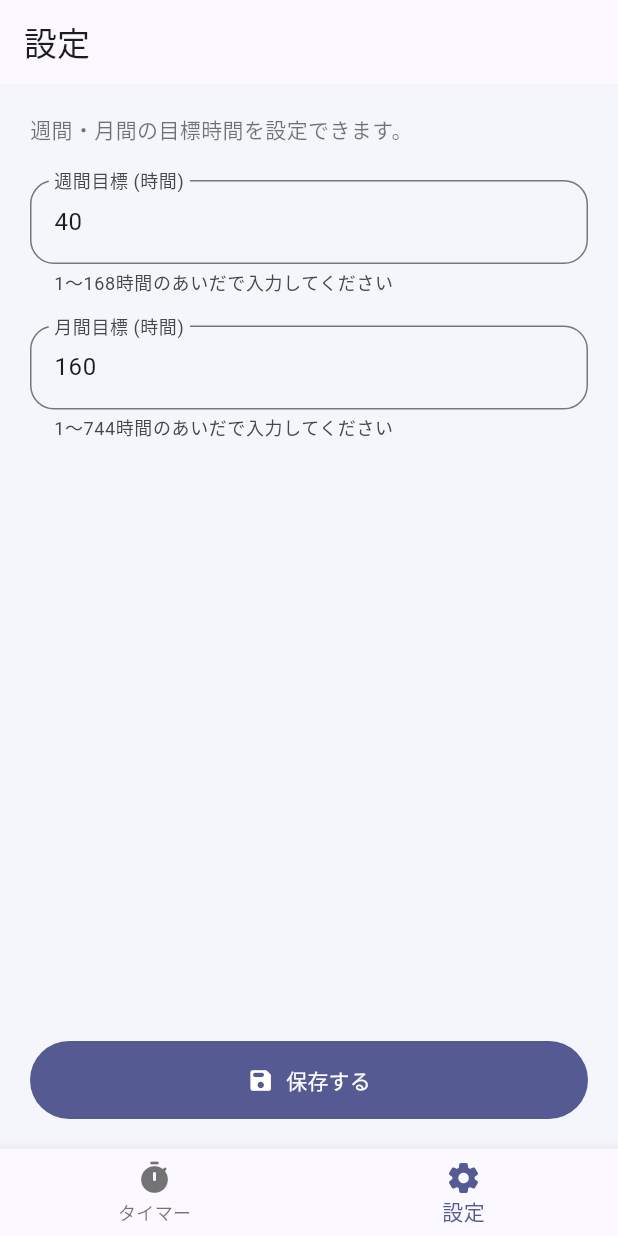
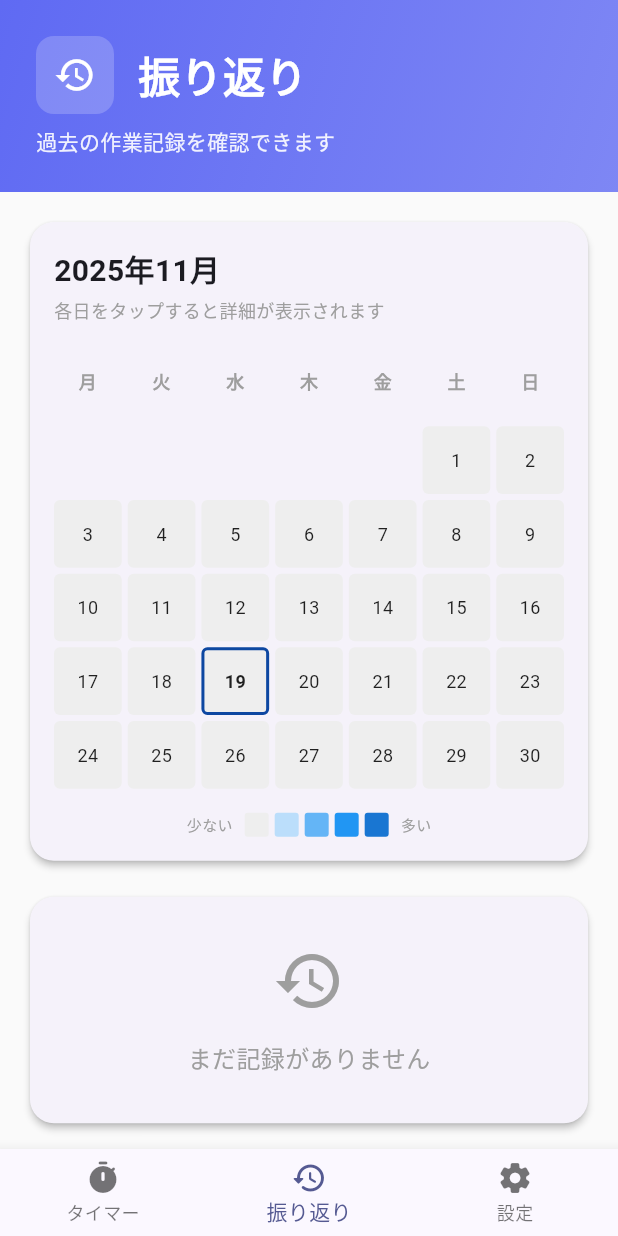
Before and after one commit to yu-432/Production-Timer, a Flutter app: the screen it shows after launch, item 2 of the bottom bar chosen, on a phone screen of 412 x 824 dp. Run offline on Flutter 3.47's test engine with Material 3 defaults, Android fonts, the phone set to English and light mode, and no system bars; our stand-ins replace flutter_riverpod, hive, hive_flutter, wakelock_plus; accounts and stored records are empty.

Commit message:
Add history screen with monthly heatmap
🤖 Generated with [Claude Code](https://claude.com/claude-code)

Co-Authored-By: Claude <noreply@anthropic.com>

```diff
--- a/production_timer/lib/main.dart
+++ b/production_timer/lib/main.dart
@@ -7,6 +7,7 @@ import 'providers/focus_stats_provider.dart';
 import 'providers/settings_provider.dart';
 import 'providers/storage_provider.dart';
 import 'providers/timer_controller.dart';
+import 'screens/history_screen.dart';
 import 'screens/settings_screen.dart';
 import 'services/storage_service.dart';
 
@@ -85,14 +86,15 @@ class MainNavigationScreen extends StatefulWidget {
 
 class _MainNavigationScreenState extends State<MainNavigationScreen> {
   // 現在選択されているタブのインデックス
-  // 0 = タイマー画面、1 = 設定画面
+  // 0 = タイマー画面、1 = 振り返り画面、2 = 設定画面
   int _currentIndex = 0;
 
   // タブごとに表示する画面のリスト
-  // インデックスと対応: 0=TimerScreen, 1=SettingsScreen
+  // インデックスと対応: 0=TimerScreen, 1=HistoryScreen, 2=SettingsScreen
   final List<Widget> _screens = const [
     TimerScreen(), // タブ0: タイマー画面
-    SettingsScreen(), // タブ1: 設定画面
+    HistoryScreen(), // タブ1: 振り返り画面
+    SettingsScreen(), // タブ2: 設定画面
   ];
 
   @override
@@ -116,7 +118,12 @@ class _MainNavigationScreenState extends State<MainNavigationScreen> {
             icon: Icon(Icons.timer_rounded),
             label: 'タイマー',
           ),
-          // タブ1: 設定
+          // タブ1: 振り返り
+          BottomNavigationBarItem(
+            icon: Icon(Icons.history_rounded),
+            label: '振り返り',
+          ),
+          // タブ2: 設定
           BottomNavigationBarItem(
             icon: Icon(Icons.settings_rounded),
             label: '設定',
--- /dev/null
+++ b/production_timer/lib/providers/history_stats_provider.dart
@@ -0,0 +1,162 @@
+import 'package:flutter_riverpod/flutter_riverpod.dart';
+import 'package:intl/intl.dart';
+
+import '../models/timer_record.dart';
+import 'timer_records_provider.dart';
+
+/// 日ごとの作業時間を表すモデル
+/// GitHubスタイルのヒートマップ表示に使用
+class DailyStats {
+  /// 日付（年月日のみ、時刻は0:00:00）
+  final DateTime date;
+
+  /// その日の合計作業時間（秒単位）
+  final int totalSeconds;
+
+  const DailyStats({
+    required this.date,
+    required this.totalSeconds,
+  });
+
+  /// 作業時間を時間単位で取得（例: 1.5時間）
+  double get hours => totalSeconds / Duration.secondsPerHour;
+
+  /// 作業時間を「HH時間MM分」の形式で取得
+  String get formattedDuration {
+    final hours = totalSeconds ~/ 3600;
+    final minutes = (totalSeconds % 3600) ~/ 60;
+    if (hours > 0) {
+      return '$hours時間$minutes分';
+    } else {
+      return '$minutes分';
+    }
+  }
+}
+
+/// 月ごとの作業時間を表すモデル
+class MonthlyStats {
+  /// 年（例: 2025）
+  final int year;
+
+  /// 月（1-12）
+  final int month;
+
+  /// その月の合計作業時間（秒単位）
+  final int totalSeconds;
+
+  const MonthlyStats({
+    required this.year,
+    required this.month,
+    required this.totalSeconds,
+  });
+
+  /// 作業時間を時間単位で取得（例: 120.5時間）
+  double get hours => totalSeconds / Duration.secondsPerHour;
+
+  /// 月を「YYYY年M月」の形式で取得（例: 2025年1月）
+  String get formattedMonth {
+    return '$year年$month月';
+  }
+
+  /// 作業時間を「XX時間YY分」の形式で取得
+  String get formattedDuration {
+    final hours = totalSeconds ~/ 3600;
+    final minutes = (totalSeconds % 3600) ~/ 60;
+    if (hours > 0) {
+      return '$hours時間$minutes分';
+    } else {
+      return '$minutes分';
+    }
+  }
+}
+
+/// 当月の日別統計を計算するプロバイダー
+/// GitHubスタイルのヒートマップ表示に使用
+final currentMonthDailyStatsProvider = Provider<List<DailyStats>>((ref) {
+  // 全てのタイマー記録を取得
+  final records = ref
+      .watch(timerRecordsProvider)
+      .maybeWhen(data: (data) => data, orElse: () => const <TimerRecord>[]);
+
+  // 現在の年月を取得
+  final now = DateTime.now();
+  final currentYear = now.year;
+  final currentMonth = now.month;
+
+  // 当月の日別の作業時間を集計するマップ（日付 → 秒数）
+  final Map<DateTime, int> dailySecondsMap = {};
+
+  // 当月の全ての日付を初期化（1日〜月末まで）
+  final daysInMonth = DateTime(currentYear, currentMonth + 1, 0).day;
+  for (int day = 1; day <= daysInMonth; day++) {
+    final date = DateTime(currentYear, currentMonth, day);
+    dailySecondsMap[date] = 0;
+  }
+
+  // 記録を日付ごとに集計
+  for (final record in records) {
+    final recordDate = record.dateOnly;
+
+    // 当月の記録のみを集計
+    if (recordDate.year == currentYear && recordDate.month == currentMonth) {
+      dailySecondsMap[recordDate] =
+          (dailySecondsMap[recordDate] ?? 0) + record.durationSeconds;
+    }
+  }
+
+  // マップをリストに変換してソート（日付順）
+  final dailyStats = dailySecondsMap.entries
+      .map((entry) => DailyStats(
+            date: entry.key,
+            totalSeconds: entry.value,
+          ))
+      .toList()
+    ..sort((a, b) => a.date.compareTo(b.date));
+
+  return dailyStats;
+});
+
+/// 全ての月の統計を計算するプロバイダー
+/// 月別リスト表示に使用
+final monthlyStatsProvider = Provider<List<MonthlyStats>>((ref) {
+  // 全てのタイマー記録を取得
+  final records = ref
+      .watch(timerRecordsProvider)
+      .maybeWhen(data: (data) => data, orElse: () => const <TimerRecord>[]);
+
+  // 月ごとの作業時間を集計するマップ（「YYYY-MM」→ 秒数）
+  final Map<String, int> monthlySecondsMap = {};
+
+  // 記録を月ごとに集計
+  for (final record in records) {
+    final recordDate = record.dateOnly;
+    final monthKey = DateFormat('yyyy-MM').format(recordDate); // 例: "2025-01"
+
+    monthlySecondsMap[monthKey] =
+        (monthlySecondsMap[monthKey] ?? 0) + record.durationSeconds;
+  }
+
+  // マップをリストに変換
+  final monthlyStats = monthlySecondsMap.entries
+      .map((entry) {
+        // "2025-01"を年と月に分割
+        final parts = entry.key.split('-');
+        final year = int.parse(parts[0]);
+        final month = int.parse(parts[1]);
+
+        return MonthlyStats(
+          year: year,
+          month: month,
+          totalSeconds: entry.value,
+        );
+      })
+      .toList()
+      // 新しい月が上に来るように降順ソート
+      ..sort((a, b) {
+        final aDate = DateTime(a.year, a.month);
+        final bDate = DateTime(b.year, b.month);
+        return bDate.compareTo(aDate); // 降順
+      });
+
+  return monthlyStats;
+});
--- /dev/null
+++ b/production_timer/lib/screens/history_screen.dart
@@ -0,0 +1,95 @@
+import 'package:flutter/material.dart';
+
+import '../widgets/monthly_heatmap_calendar.dart';
+import '../widgets/monthly_records_list.dart';
+
+/// 振り返り画面
+///
+/// 過去の作業記録を確認できる画面です。
+/// - 当月のカレンダー: GitHubスタイルのヒートマップで各日の作業時間を表示
+/// - 月別の記録リスト: 過去の全ての月の合計作業時間を表示
+class HistoryScreen extends StatelessWidget {
+  const HistoryScreen({super.key});
+
+  @override
+  Widget build(BuildContext context) {
+    return Scaffold(
+      backgroundColor: Colors.grey.shade50,
+      body: SafeArea(
+        child: CustomScrollView(
+          slivers: [
+            // ヘッダー部分
+            SliverToBoxAdapter(
+              child: Container(
+                padding: const EdgeInsets.all(24),
+                decoration: BoxDecoration(
+                  gradient: LinearGradient(
+                    begin: Alignment.topLeft,
+                    end: Alignment.bottomRight,
+                    colors: [
+                      const Color(0xFF5F6AF3), // アプリのメインカラー
+                      const Color(0xFF5F6AF3).withValues(alpha: 0.8),
+                    ],
+                  ),
+                ),
+                child: Column(
+                  crossAxisAlignment: CrossAxisAlignment.start,
+                  children: [
+                    Row(
+                      children: [
+                        Container(
+                          padding: const EdgeInsets.all(12),
+                          decoration: BoxDecoration(
+                            color: Colors.white.withValues(alpha: 0.2),
+                            borderRadius: BorderRadius.circular(12),
+                          ),
+                          child: const Icon(
+                            Icons.history,
+                            color: Colors.white,
+                            size: 28,
+                          ),
+                        ),
+                        const SizedBox(width: 16),
+                        const Text(
+                          '振り返り',
+                          style: TextStyle(
+                            fontSize: 28,
+                            fontWeight: FontWeight.bold,
+                            color: Colors.white,
+                          ),
+                        ),
+                      ],
+                    ),
+                    const SizedBox(height: 8),
+                    Text(
+                      '過去の作業記録を確認できます',
+                      style: TextStyle(
+                        fontSize: 14,
+                        color: Colors.white.withValues(alpha: 0.9),
+                      ),
+                    ),
+                  ],
+                ),
+              ),
+            ),
+
+            // コンテンツ部分
+            SliverPadding(
+              padding: const EdgeInsets.all(16),
+              sliver: SliverList(
+                delegate: SliverChildListDelegate([
+                  // 当月のヒートマップカレンダー
+                  const MonthlyHeatmapCalendar(),
+                  const SizedBox(height: 16),
+
+                  // 月別の記録リスト
+                  const MonthlyRecordsList(),
+                ]),
+              ),
+            ),
+          ],
+        ),
+      ),
+    );
+  }
+}
--- /dev/null
+++ b/production_timer/lib/widgets/monthly_heatmap_calendar.dart
@@ -0,0 +1,268 @@
+import 'package:flutter/material.dart';
+import 'package:flutter_riverpod/flutter_riverpod.dart';
+
+import '../providers/history_stats_provider.dart';
+
+/// GitHubスタイルのヒートマップカレンダー
+///
+/// 当月の各日の作業時間を色の濃さで表現します。
+/// 作業時間が長いほど濃い色になります。
+class MonthlyHeatmapCalendar extends ConsumerWidget {
+  const MonthlyHeatmapCalendar({super.key});
+
+  /// 作業時間（秒）に応じた色を返す
+  ///
+  /// 0秒: 薄いグレー（作業なし）
+  /// 1秒〜1時間未満: 薄い青
+  /// 1時間〜3時間未満: 中間の青
+  /// 3時間〜5時間未満: 濃い青
+  /// 5時間以上: 非常に濃い青
+  Color _getColorForSeconds(int seconds) {
+    if (seconds == 0) {
+      return Colors.grey.shade200; // 作業なし
+    } else if (seconds < 3600) {
+      // 1時間未満
+      return Colors.blue.shade100;
+    } else if (seconds < 10800) {
+      // 3時間未満
+      return Colors.blue.shade300;
+    } else if (seconds < 18000) {
+      // 5時間未満
+      return Colors.blue.shade500;
+    } else {
+      // 5時間以上
+      return Colors.blue.shade700;
+    }
+  }
+
+  @override
+  Widget build(BuildContext context, WidgetRef ref) {
+    // 当月の日別統計を取得
+    final dailyStats = ref.watch(currentMonthDailyStatsProvider);
+
+    // 現在の年月を取得
+    final now = DateTime.now();
+    final currentYear = now.year;
+    final currentMonth = now.month;
+
+    // 月の最初の日の曜日を取得（0=月曜, 6=日曜）
+    final firstDayOfMonth = DateTime(currentYear, currentMonth, 1);
+    final firstWeekday =
+        firstDayOfMonth.weekday - 1; // DateTime.weekdayは1=月曜なので-1する
+
+    // カレンダーのグリッド用のウィジェットリスト
+    final List<Widget> calendarCells = [];
+
+    // 月の最初の日より前の空白セルを追加
+    for (int i = 0; i < firstWeekday; i++) {
+      calendarCells.add(const SizedBox()); // 空白
+    }
+
+    // 各日のセルを追加
+    for (final dayStat in dailyStats) {
+      final color = _getColorForSeconds(dayStat.totalSeconds);
+      final day = dayStat.date.day;
+      final isToday = dayStat.date.year == now.year &&
+          dayStat.date.month == now.month &&
+          dayStat.date.day == now.day;
+
+      calendarCells.add(
+        GestureDetector(
+          onTap: () {
+            // タップ時に詳細を表示
+            _showDayDetail(context, dayStat);
+          },
+          child: Container(
+            decoration: BoxDecoration(
+              color: color,
+              borderRadius: BorderRadius.circular(4),
+              border: isToday
+                  ? Border.all(
+                      color: Colors.blue.shade900,
+                      width: 2,
+                    )
+                  : null,
+            ),
+            child: Center(
+              child: Text(
+                '$day',
+                style: TextStyle(
+                  fontSize: 12,
+                  fontWeight: isToday ? FontWeight.bold : FontWeight.normal,
+                  color: dayStat.totalSeconds > 7200
+                      ? Colors.white // 2時間以上は白文字
+                      : Colors.black87,
+                ),
+              ),
+            ),
+          ),
+        ),
+      );
+    }
+
+    return Card(
+      elevation: 2,
+      shape: RoundedRectangleBorder(borderRadius: BorderRadius.circular(16)),
+      child: Padding(
+        padding: const EdgeInsets.all(16),
+        child: Column(
+          crossAxisAlignment: CrossAxisAlignment.start,
+          children: [
+            // タイトル
+            Text(
+              '$currentYear年$currentMonth月',
+              style: const TextStyle(
+                fontSize: 20,
+                fontWeight: FontWeight.bold,
+              ),
+            ),
+            const SizedBox(height: 4),
+            const Text(
+              '各日をタップすると詳細が表示されます',
+              style: TextStyle(
+                fontSize: 12,
+                color: Colors.grey,
+              ),
+            ),
+            const SizedBox(height: 16),
+
+            // 曜日ヘッダー
+            GridView.count(
+              crossAxisCount: 7,
+              shrinkWrap: true,
+              physics: const NeverScrollableScrollPhysics(),
+              mainAxisSpacing: 4,
+              crossAxisSpacing: 4,
+              childAspectRatio: 1,
+              children: [
+                _buildWeekdayHeader('月'),
+                _buildWeekdayHeader('火'),
+                _buildWeekdayHeader('水'),
+                _buildWeekdayHeader('木'),
+                _buildWeekdayHeader('金'),
+                _buildWeekdayHeader('土'),
+                _buildWeekdayHeader('日'),
+              ],
+            ),
+
+            const SizedBox(height: 8),
+
+            // カレンダーグリッド
+            GridView.count(
+              crossAxisCount: 7,
+              shrinkWrap: true,
+              physics: const NeverScrollableScrollPhysics(),
+              mainAxisSpacing: 4,
+              crossAxisSpacing: 4,
+              childAspectRatio: 1,
+              children: calendarCells,
+            ),
+
+            const SizedBox(height: 16),
+
+            // 凡例
+            _buildLegend(),
+          ],
+        ),
+      ),
+    );
+  }
+
+  /// 曜日ヘッダーを構築
+  Widget _buildWeekdayHeader(String weekday) {
+    return Center(
+      child: Text(
+        weekday,
+        style: const TextStyle(
+          fontSize: 12,
+          fontWeight: FontWeight.bold,
+          color: Colors.grey,
+        ),
+      ),
+    );
+  }
+
+  /// 色の凡例を構築
+  Widget _buildLegend() {
+    return Row(
+      mainAxisAlignment: MainAxisAlignment.center,
+      children: [
+        const Text(
+          '少ない',
+          style: TextStyle(fontSize: 10, color: Colors.grey),
+        ),
+        const SizedBox(width: 8),
+        _buildLegendBox(Colors.grey.shade200),
+        const SizedBox(width: 4),
+        _buildLegendBox(Colors.blue.shade100),
+        const SizedBox(width: 4),
+        _buildLegendBox(Colors.blue.shade300),
+        const SizedBox(width: 4),
+        _buildLegendBox(Colors.blue.shade500),
+        const SizedBox(width: 4),
+        _buildLegendBox(Colors.blue.shade700),
+        const SizedBox(width: 8),
+        const Text(
+          '多い',
+          style: TextStyle(fontSize: 10, color: Colors.grey),
+        ),
+      ],
+    );
+  }
+
+  /// 凡例の色ボックスを構築
+  Widget _buildLegendBox(Color color) {
+    return Container(
+      width: 16,
+      height: 16,
+      decoration: BoxDecoration(
+        color: color,
+        borderRadius: BorderRadius.circular(2),
+      ),
+    );
+  }
+
+  /// 日の詳細ダイアログを表示
+  void _showDayDetail(BuildContext context, DailyStats dayStat) {
+    final now = DateTime.now();
+    final isToday = dayStat.date.year == now.year &&
+        dayStat.date.month == now.month &&
+        dayStat.date.day == now.day;
+
+    showDialog(
+      context: context,
+      builder: (context) => AlertDialog(
+        title: Text(
+          '${dayStat.date.month}月${dayStat.date.day}日${isToday ? '（今日）' : ''}',
+        ),
+        content: Column(
+          mainAxisSize: MainAxisSize.min,
+          crossAxisAlignment: CrossAxisAlignment.start,
+          children: [
+            const Text(
+              '作業時間',
+              style: TextStyle(
+                fontSize: 14,
+                color: Colors.grey,
+              ),
+            ),
+            const SizedBox(height: 8),
+            Text(
+              dayStat.totalSeconds > 0 ? dayStat.formattedDuration : '記録なし',
+              style: const TextStyle(
+                fontSize: 24,
+                fontWeight: FontWeight.bold,
+              ),
+            ),
+          ],
+        ),
+        actions: [
+          TextButton(
+            onPressed: () => Navigator.of(context).pop(),
+            child: const Text('閉じる'),
+          ),
+        ],
+      ),
+    );
+  }
+}
--- /dev/null
+++ b/production_timer/lib/widgets/monthly_records_list.dart
@@ -0,0 +1,180 @@
+import 'package:flutter/material.dart';
+import 'package:flutter_riverpod/flutter_riverpod.dart';
+
+import '../providers/history_stats_provider.dart';
+
+/// 月別の作業時間リスト
+///
+/// 過去の全ての月の作業時間を新しい順に表示します。
+class MonthlyRecordsList extends ConsumerWidget {
+  const MonthlyRecordsList({super.key});
+
+  @override
+  Widget build(BuildContext context, WidgetRef ref) {
+    // 月別統計を取得（新しい月が上）
+    final monthlyStats = ref.watch(monthlyStatsProvider);
+
+    // 記録がない場合
+    if (monthlyStats.isEmpty) {
+      return Card(
+        elevation: 2,
+        shape: RoundedRectangleBorder(borderRadius: BorderRadius.circular(16)),
+        child: const Padding(
+          padding: EdgeInsets.all(32),
+          child: Center(
+            child: Column(
+              mainAxisSize: MainAxisSize.min,
+              children: [
+                Icon(
+                  Icons.history,
+                  size: 48,
+                  color: Colors.grey,
+                ),
+                SizedBox(height: 16),
+                Text(
+                  'まだ記録がありません',
+                  style: TextStyle(
+                    fontSize: 16,
+                    color: Colors.grey,
+                  ),
+                ),
+              ],
+            ),
+          ),
+        ),
+      );
+    }
+
+    return Card(
+      elevation: 2,
+      shape: RoundedRectangleBorder(borderRadius: BorderRadius.circular(16)),
+      child: Column(
+        crossAxisAlignment: CrossAxisAlignment.start,
+        children: [
+          // ヘッダー
+          const Padding(
+            padding: EdgeInsets.all(16),
+            child: Text(
+              '月別の記録',
+              style: TextStyle(
+                fontSize: 20,
+                fontWeight: FontWeight.bold,
+              ),
+            ),
+          ),
+          const Divider(height: 1),
+
+          // 月別リスト
+          ListView.separated(
+            shrinkWrap: true,
+            physics: const NeverScrollableScrollPhysics(),
+            itemCount: monthlyStats.length,
+            separatorBuilder: (context, index) => const Divider(
+              height: 1,
+              indent: 16,
+              endIndent: 16,
+            ),
+            itemBuilder: (context, index) {
+              final stat = monthlyStats[index];
+              final now = DateTime.now();
+              final isCurrentMonth =
+                  stat.year == now.year && stat.month == now.month;
+
+              return ListTile(
+                contentPadding: const EdgeInsets.symmetric(
+                  horizontal: 16,
+                  vertical: 8,
+                ),
+                leading: Container(
+                  width: 48,
+                  height: 48,
+                  decoration: BoxDecoration(
+                    color: isCurrentMonth
+                        ? Colors.blue.shade100
+                        : Colors.grey.shade100,
+                    borderRadius: BorderRadius.circular(12),
+                  ),
+                  child: Center(
+                    child: Text(
+                      '${stat.month}月',
+                      style: TextStyle(
+                        fontSize: 14,
+                        fontWeight: FontWeight.bold,
+                        color: isCurrentMonth
+                            ? Colors.blue.shade700
+                            : Colors.grey.shade700,
+                      ),
+                    ),
+                  ),
+                ),
+                title: Row(
+                  children: [
+                    Text(
+                      stat.formattedMonth,
+                      style: const TextStyle(
+                        fontSize: 16,
+                        fontWeight: FontWeight.bold,
+                      ),
+                    ),
+                    if (isCurrentMonth) ...[
+                      const SizedBox(width: 8),
+                      Container(
+                        padding: const EdgeInsets.symmetric(
+                          horizontal: 8,
+                          vertical: 2,
+                        ),
+                        decoration: BoxDecoration(
+                          color: Colors.blue.shade700,
+                          borderRadius: BorderRadius.circular(12),
+                        ),
+                        child: const Text(
+                          '今月',
+                          style: TextStyle(
+                            fontSize: 10,
+                            color: Colors.white,
+                            fontWeight: FontWeight.bold,
+                          ),
+                        ),
+                      ),
+                    ],
+                  ],
+                ),
+                subtitle: Padding(
+                  padding: const EdgeInsets.only(top: 4),
+                  child: Text(
+                    '合計作業時間',
+                    style: TextStyle(
+                      fontSize: 12,
+                      color: Colors.grey.shade600,
+                    ),
+                  ),
+                ),
+                trailing: Column(
+                  mainAxisAlignment: MainAxisAlignment.center,
+                  crossAxisAlignment: CrossAxisAlignment.end,
+                  children: [
+                    Text(
+                      stat.formattedDuration,
+                      style: const TextStyle(
+                        fontSize: 18,
+                        fontWeight: FontWeight.bold,
+                        color: Colors.blue,
+                      ),
+                    ),
+                    Text(
+                      '${stat.hours.toStringAsFixed(1)}時間',
+                      style: TextStyle(
+                        fontSize: 12,
+                        color: Colors.grey.shade600,
+                      ),
+                    ),
+                  ],
+                ),
+              );
+            },
+          ),
+        ],
+      ),
+    );
+  }
+}
```
